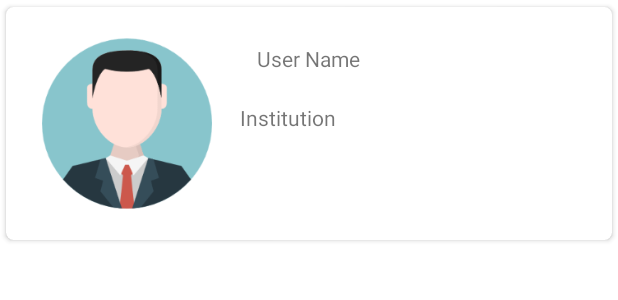
After one commit to Shoumik29/Meal-Manager, an Android app: the layout user_list.xml on its own in the app's theme, with its tools: preview values and no code run, on a phone screen of 412 x 824 dp. The commit adds this screen. Shown: the top 300 px of the screen. Run offline under Robolectric (Android 15) with nearby library versions, the phone set to English and light mode, and no system bars.

Commit message:
User Account Search implemented

```diff
--- a/app/build.gradle
+++ b/app/build.gradle
@@ -40,6 +40,8 @@ dependencies {
     implementation platform('com.google.firebase:firebase-bom:28.2.0')
     implementation 'com.google.firebase:firebase-auth'
     implementation 'com.google.firebase:firebase-storage:19.2.1'
+    implementation "androidx.recyclerview:recyclerview:1.2.1"
+    implementation "androidx.recyclerview:recyclerview-selection:1.1.0"
     testImplementation 'junit:junit:4.+'
     androidTestImplementation 'androidx.test.ext:junit:1.1.2'
     androidTestImplementation 'androidx.test.espresso:espresso-core:3.3.0'
--- a/app/src/main/AndroidManifest.xml
+++ b/app/src/main/AndroidManifest.xml
@@ -9,12 +9,12 @@
         android:roundIcon="@mipmap/ic_launcher_round"
         android:supportsRtl="true"
         android:theme="@style/Theme.MealManager">
-        <activity android:name=".createAccount"></activity>
+        <activity android:name=".searchUsers"></activity>
+        <activity android:name=".createAccount" />
         <activity android:name=".statistics" />
         <activity android:name=".profile" />
         <activity android:name=".data_entry" />
         <activity android:name=".payment" />
-        <activity android:name=".search" />
         <activity android:name=".account_settings" />
         <activity android:name=".log_in_activity" />
         <activity android:name=".MainActivity">
--- /dev/null
+++ b/app/src/main/res/layout/user_list.xml
@@ -0,0 +1,56 @@
+<?xml version="1.0" encoding="utf-8"?>
+<androidx.cardview.widget.CardView xmlns:android="http://schemas.android.com/apk/res/android"
+    xmlns:app="http://schemas.android.com/apk/res-auto"
+    xmlns:tools="http://schemas.android.com/tools"
+    android:layout_width="match_parent"
+    android:layout_height="wrap_content"
+    android:background="#FFFFFF"
+    app:cardCornerRadius="5dp"
+    android:elevation="4dp"
+    app:cardUseCompatPadding="true">
+
+
+    <androidx.constraintlayout.widget.ConstraintLayout
+        android:layout_width="match_parent"
+        android:layout_height="wrap_content"
+        android:padding="16dp">
+
+
+        <ImageView
+            android:id="@+id/imageView9"
+            android:layout_width="129dp"
+            android:layout_height="123dp"
+            app:layout_constraintBottom_toBottomOf="parent"
+            app:layout_constraintEnd_toEndOf="parent"
+            app:layout_constraintHorizontal_bias="0.0"
+            app:layout_constraintStart_toStartOf="parent"
+            app:layout_constraintTop_toTopOf="parent"
+            app:layout_constraintVertical_bias="0.75"
+            app:srcCompat="@drawable/profile_pic" />
+
+        <TextView
+            android:id="@+id/textView6"
+            android:layout_width="199dp"
+            android:layout_height="47dp"
+            android:text="     User Name"
+            app:layout_constraintBottom_toBottomOf="parent"
+            app:layout_constraintEnd_toEndOf="parent"
+            app:layout_constraintHorizontal_bias="0.778"
+            app:layout_constraintStart_toStartOf="parent"
+            app:layout_constraintTop_toTopOf="parent"
+            app:layout_constraintVertical_bias="0.114" />
+
+        <TextView
+            android:id="@+id/textView24"
+            android:layout_width="213dp"
+            android:layout_height="64dp"
+            android:text="    Institution"
+            app:layout_constraintBottom_toBottomOf="parent"
+            app:layout_constraintEnd_toEndOf="parent"
+            app:layout_constraintHorizontal_bias="0.8"
+            app:layout_constraintStart_toStartOf="parent"
+            app:layout_constraintTop_toTopOf="parent"
+            app:layout_constraintVertical_bias="0.811" />
+
+    </androidx.constraintlayout.widget.ConstraintLayout>
+</androidx.cardview.widget.CardView>
```
Also changed, not shown: app/src/main/java/com/example/mealmanager/MainActivity.java (+3 -7 lines), app/src/main/java/com/example/mealmanager/search.java (deleted, +0 -14 lines), app/src/main/java/com/example/mealmanager/searchUsers.java (added, +93 -0 lines), app/src/main/java/com/example/mealmanager/userSearchModel.java (added, +41 -0 lines), app/src/main/java/com/example/mealmanager/viewAdapter.java (added, +65 -0 lines), app/src/main/res/layout/activity_search.xml (deleted, +0 -15 lines), app/src/main/res/layout/activity_search_users.xml (added, +47 -0 lines).
